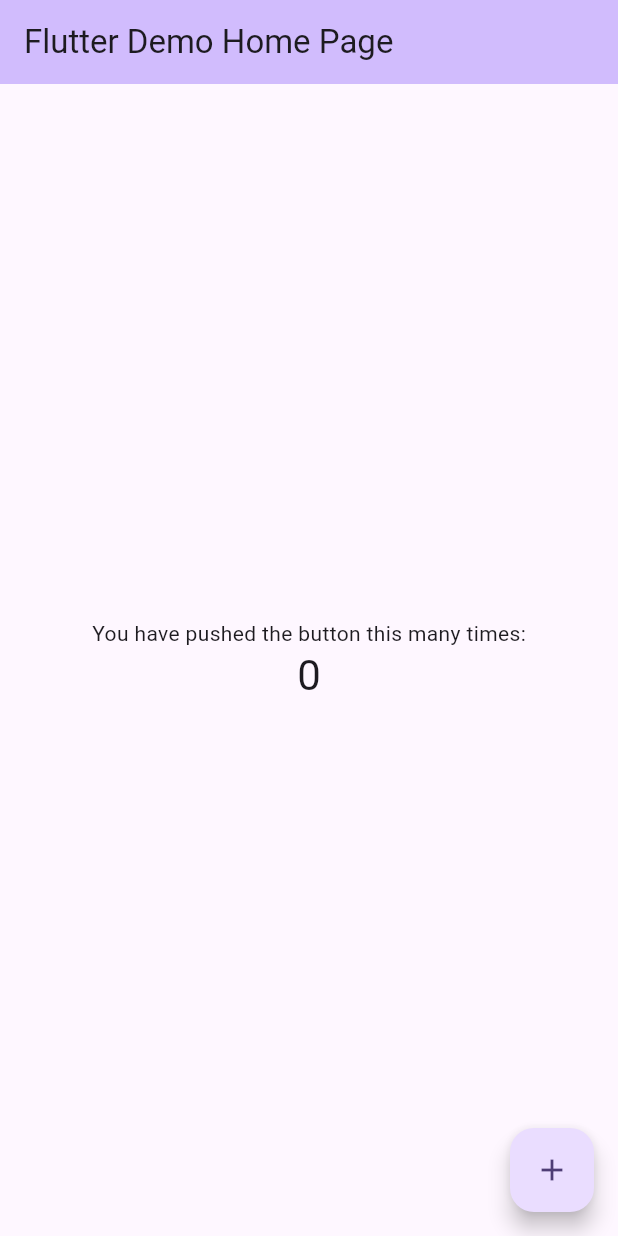
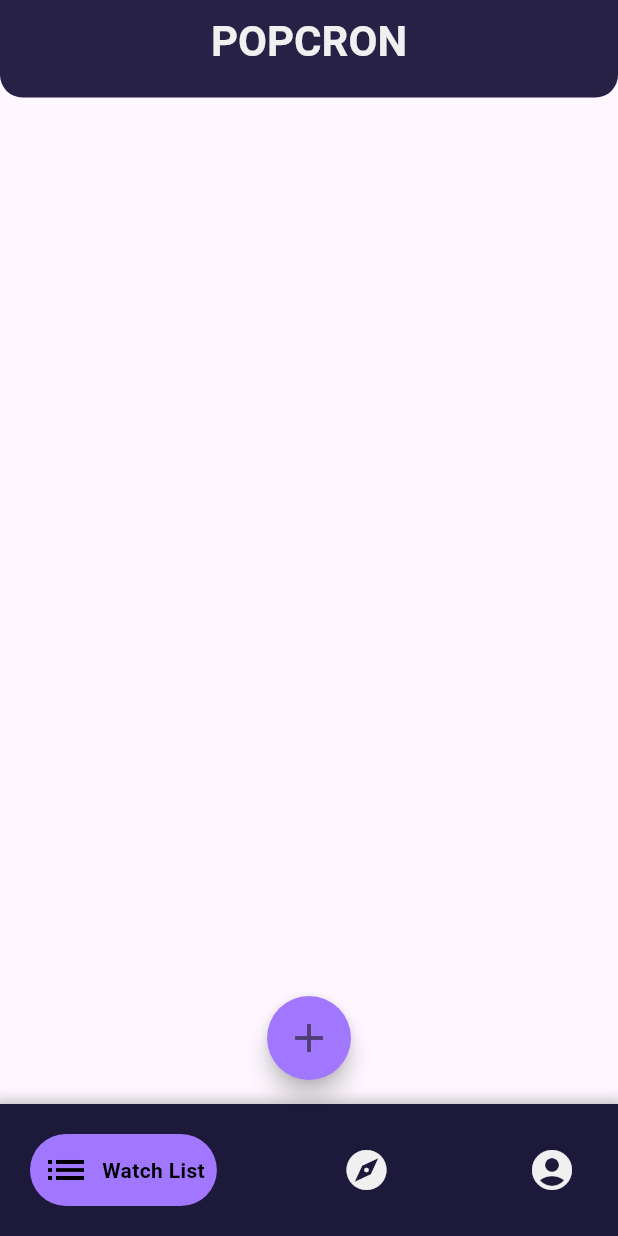
Before and after one commit to shofiq0023/flutter-popcorn, a Flutter app: the screen it shows after launch, on a phone screen of 412 x 824 dp. Run offline on Flutter 3.47's test engine with Material 3 defaults, Android fonts, the light colour scheme and no system bars; drawn by our look-alikes of google_nav_bar; our stand-ins replace hexcolor.

Commit message:
added bottom and top navbar

```diff
--- /dev/null
+++ b/lib/global.dart
@@ -0,0 +1,12 @@
+import 'package:hexcolor/hexcolor.dart';
+
+class CustomColors {
+  static final HexColor primaryVoilet = HexColor("#A177FF");
+  static final HexColor secondaryViolet = HexColor("#1D193A");
+  static final HexColor bgVoilet = HexColor("#111129");
+  static final HexColor cardBg = HexColor("#1C1C44");
+  static final HexColor offwhite = HexColor("#F0F0F0");
+  static final HexColor priorityOne = HexColor("#9C89FF");
+  static final HexColor priorityTwo = HexColor("#7E38B7");
+  static final HexColor priorityThree = HexColor("#541675");
+}
--- a/lib/main.dart
+++ b/lib/main.dart
@@ -1,5 +1,6 @@
 import 'package:flutter/material.dart';
-import 'package:hexcolor/hexcolor.dart';
+import 'package:popcorn/global.dart';
+import 'package:popcorn/pages/home.dart';
 
 void main() {
   runApp(MyApp());
@@ -8,74 +9,67 @@ void main() {
 class MyApp extends StatelessWidget {
   MyApp({super.key});
 
-  final HexColor primaryVoilet = HexColor("#A177FF");
-  final HexColor secondaryViolet = HexColor("#1D193A");
-  final HexColor bgVoilet = HexColor("#111129");
-  final HexColor cardBg = HexColor("#1C1C44");
-  final HexColor offwhite = HexColor("#F0F0F0");
-  final HexColor priorityOne = HexColor("#9C89FF");
-  final HexColor priorityTwo = HexColor("#7E38B7");
-  final HexColor priorityThree = HexColor("#541675");
-
-
   // This widget is the root of your application.
   @override
   Widget build(BuildContext context) {
     return MaterialApp(
       debugShowCheckedModeBanner: false,
-      title: 'Flutter Demo',
+      title: 'Popcorn',
       theme: ThemeData(
-        colorScheme: ColorScheme.fromSeed(seedColor: primaryVoilet, background: bgVoilet),
+        colorScheme: ColorScheme.fromSeed(
+            seedColor: CustomColors.primaryVoilet,
+            background: CustomColors.bgVoilet),
         useMaterial3: true,
       ),
-      home: const MyHomePage(title: 'Flutter Demo Home Page'),
+      initialRoute: '/home',
+      routes: {'/home': (context) => const HomePage()},
     );
   }
 }
 
-class MyHomePage extends StatefulWidget {
-  const MyHomePage({super.key, required this.title});
-  final String title;
+// class MyHomePage extends StatefulWidget {
+//   const MyHomePage({super.key, required this.title});
+//   final String title;
 
-  @override
-  State<MyHomePage> createState() => _MyHomePageState();
-}
+//   @override
+//   State<MyHomePage> createState() => _MyHomePageState();
+// }
 
-class _MyHomePageState extends State<MyHomePage> {
-  int _counter = 0;
+// class _MyHomePageState extends State<MyHomePage> {
+//   int _counter = 0;
 
-  void _incrementCounter() {
-    setState(() {
-      _counter++;
-    });
-  }
+//   void _incrementCounter() {
+//     setState(() {
+//       _counter++;
+//     });
+//   }
 
-  @override
-  Widget build(BuildContext context) {
-    return Scaffold(
-      appBar: AppBar(
-        backgroundColor: Theme.of(context).colorScheme.inversePrimary,
-        title: Text(widget.title),
-      ),
-      body: Center(
-        child: Column(
-          mainAxisAlignment: MainAxisAlignment.center,
-          children: <Widget>[
-            const Text(
-              'You have pushed the button this many times:',
-            ),
-            Text(
-              '$_counter',
-              style: Theme.of(context).textTheme.headlineMedium,
-            ),
-          ],
-        ),
-      ),
-      floatingActionButton: FloatingActionButton(
-        onPressed: _incrementCounter,
-        tooltip: 'Increment',
-        child: const Icon(Icons.add),
-      ), // This trailing comma makes auto-formatting nicer for build methods.
-    );
-  }
-}
+//   @override
+//   Widget build(BuildContext context) {
+//     return Scaffold(
+//       appBar: AppBar(
+//         backgroundColor: Theme.of(context).colorScheme.inversePrimary,
+//         title: Text(widget.title),
+//       ),
+//       body: Center(
+//         child: Column(
+//           mainAxisAlignment: MainAxisAlignment.center,
+//           children: <Widget>[
+//             const Text(
+//               'You have pushed the button this many times:',
+//             ),
+//             Text(
+//               '$_counter',
+//               style: Theme.of(context).textTheme.headlineMedium,
+//             ),
+//           ],
+//         ),
+//       ),
+//       floatingActionButton: FloatingActionButton(
+//         onPressed: _incrementCounter,
+//         tooltip: 'Increment',
+//         child: const Icon(Icons.add),
+//       ), // This trailing comma makes auto-formatting nicer for build methods.
+//     );
+//   }
+// }
--- /dev/null
+++ b/lib/pages/home.dart
@@ -0,0 +1,105 @@
+import 'package:flutter/material.dart';
+import 'package:google_nav_bar/google_nav_bar.dart';
+import 'package:popcorn/global.dart';
+
+class HomePage extends StatefulWidget {
+  const HomePage({super.key});
+
+  @override
+  State<HomePage> createState() => _HomePageState();
+}
+
+class _HomePageState extends State<HomePage> {
+  @override
+  Widget build(BuildContext context) {
+    return Scaffold(
+      appBar: PreferredSize(
+        preferredSize: const Size.fromHeight(65.0),
+        child: customAppBar(),
+      ),
+      floatingActionButton: customFAB(),
+      floatingActionButtonLocation: FloatingActionButtonLocation.centerFloat,
+      bottomNavigationBar: Container(
+        decoration: BoxDecoration(
+          boxShadow: [
+            getCustomBoxShadow(),
+          ],
+        ),
+        child: getGNav(),
+      ),
+      // bottomNavigationBar:
+    );
+  }
+
+  FloatingActionButton customFAB() {
+    return FloatingActionButton(
+      onPressed: () {},
+      shape: const CircleBorder(),
+      backgroundColor: CustomColors.primaryVoilet,
+      child: const Icon(
+        Icons.add,
+        size: 32.0,
+      ),
+    );
+  }
+
+  BoxShadow getCustomBoxShadow() {
+    return BoxShadow(
+      color: Colors.black.withOpacity(0.25),
+      spreadRadius: 5,
+      blurRadius: 7,
+      offset: const Offset(0, 3), // changes position of shadow
+    );
+  }
+
+  GNav getGNav() {
+    return GNav(
+      backgroundColor: CustomColors.secondaryViolet,
+      color: CustomColors.offwhite,
+      activeColor: Colors.black,
+      tabBackgroundColor: CustomColors.primaryVoilet,
+      padding: const EdgeInsets.all(8.0),
+      tabMargin: const EdgeInsets.all(20.0),
+      gap: 8.0,
+      iconSize: 32.0,
+      tabs: const [
+        GButton(
+          icon: Icons.list,
+          text: 'Watch List',
+        ),
+        GButton(
+          icon: Icons.explore,
+          text: 'Explore',
+        ),
+        GButton(
+          icon: Icons.account_circle,
+          text: 'Profile',
+        ),
+      ],
+    );
+  }
+
+  AppBar customAppBar() {
+    const appTitle = 'POPCRON';
+
+    return AppBar(
+      elevation: 10.0,
+      title: Text(
+        appTitle,
+        style: TextStyle(
+          color: CustomColors.offwhite,
+          fontWeight: FontWeight.bold,
+          fontSize: 28.0,
+        ),
+      ),
+      centerTitle: true,
+      backgroundColor: CustomColors.secondaryViolet,
+      shape: const RoundedRectangleBorder(
+        borderRadius: BorderRadius.only(
+          bottomLeft: Radius.elliptical(15, 15),
+          bottomRight: Radius.elliptical(15, 15),
+        ),
+      ),
+    );
+  }
+}
--- a/pubspec.yaml
+++ b/pubspec.yaml
@@ -36,6 +36,7 @@ dependencies:
   # Use with the CupertinoIcons class for iOS style icons.
   cupertino_icons: ^1.0.2
   hexcolor: ^3.0.1
+  google_nav_bar: ^5.0.6
 
 dev_dependencies:
   flutter_test:
```
Also changed, not shown: pubspec.lock, 1 other file.
